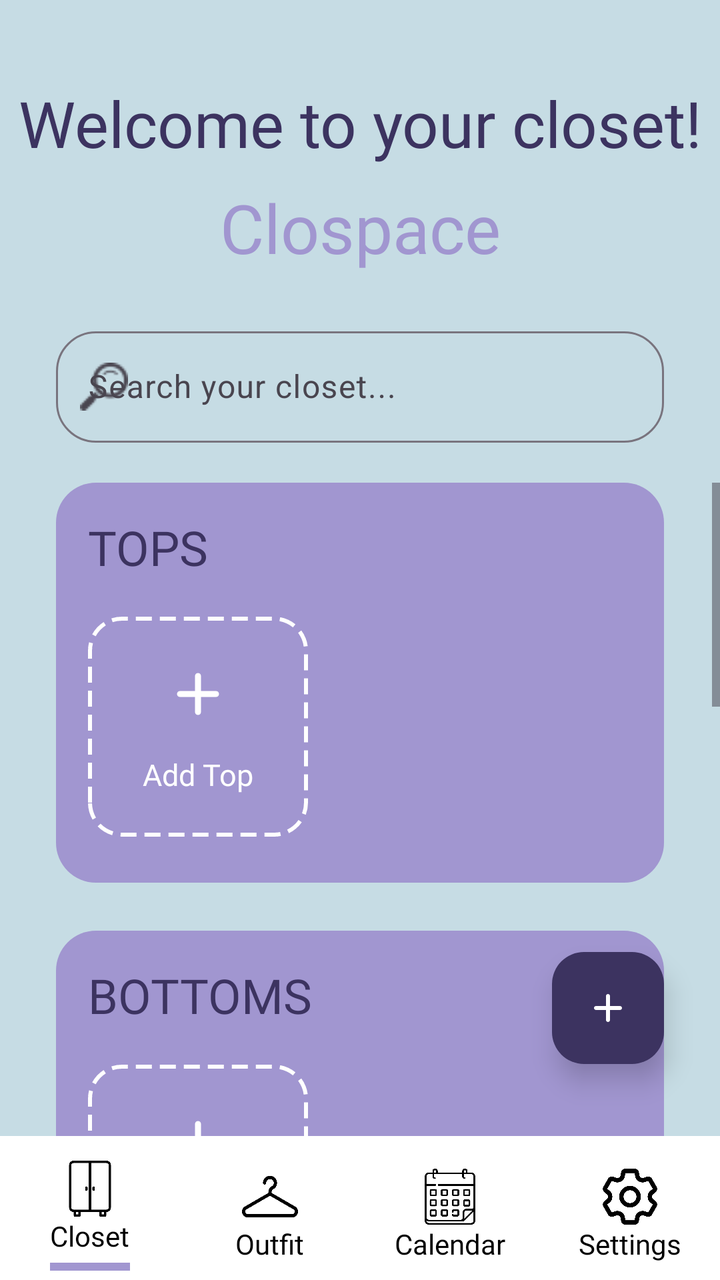
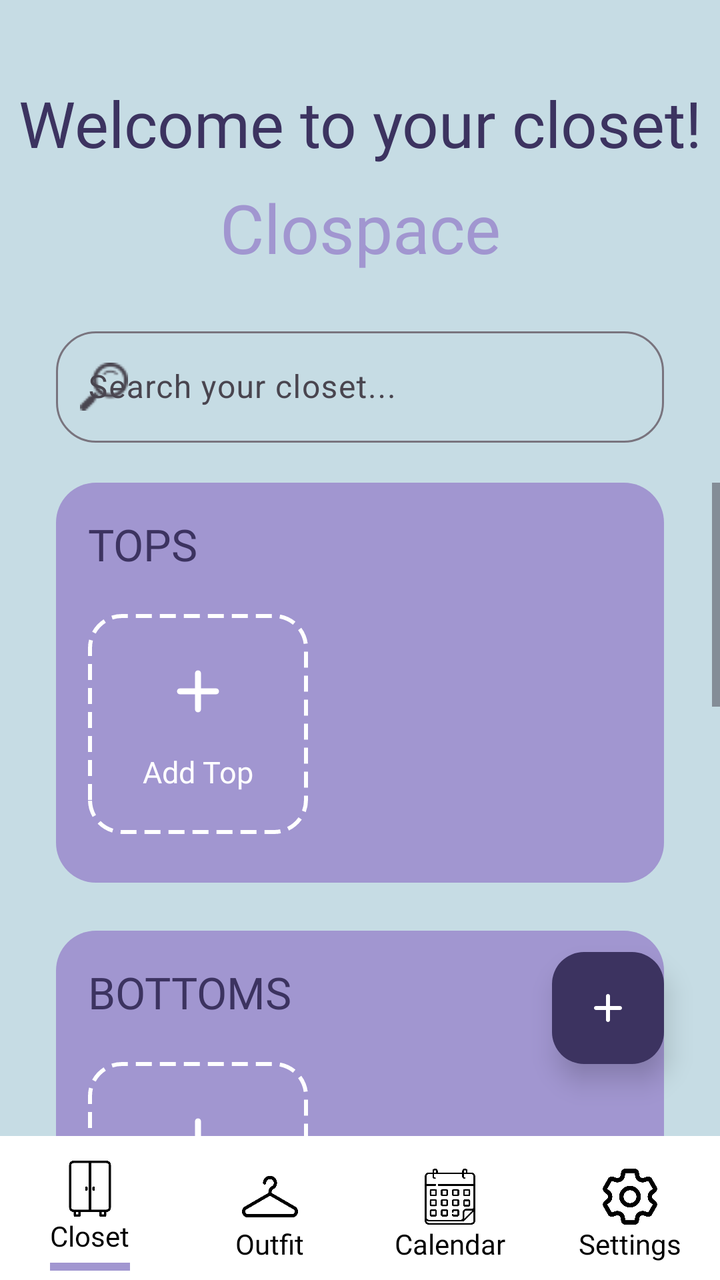

The first picture is an Android layout as it rendered before a commit; the second is the same layout after the commit. The layout source and the unified diff follow.
<!-- AndroidManifest.xml: application theme Theme.Clospace -->
<!-- res/layout/activity_main.xml -->
<?xml version="1.0" encoding="utf-8"?>
<androidx.constraintlayout.widget.ConstraintLayout
    xmlns:android="http://schemas.android.com/apk/res/android"
    xmlns:app="http://schemas.android.com/apk/res-auto"
    android:layout_width="match_parent"
    android:layout_height="match_parent"
    android:background="@color/light_blue">

    
    <TextView
        android:id="@+id/tvWelcome"
        style="@style/ClospaceTitle"
        android:layout_width="wrap_content"
        android:layout_height="wrap_content"
        android:layout_marginTop="40dp"
        android:text="Welcome to your closet!"
        android:textSize="32sp"
        app:layout_constraintEnd_toEndOf="parent"
        app:layout_constraintStart_toStartOf="parent"
        app:layout_constraintTop_toTopOf="parent" />

    <TextView
        android:id="@+id/tvSquiggle"
        style="@style/ClospaceSquiggle"
        android:layout_width="wrap_content"
        android:layout_height="wrap_content"
        android:text="@string/app_name"
        android:layout_marginTop="8dp"
        app:layout_constraintTop_toBottomOf="@id/tvWelcome"
        app:layout_constraintStart_toStartOf="parent"
        app:layout_constraintEnd_toEndOf="parent"/>

    <com.google.android.material.textfield.TextInputLayout
        android:id="@+id/searchLayout"
        android:layout_width="0dp"
        android:layout_height="wrap_content"
        android:layout_marginHorizontal="28dp"
        android:layout_marginTop="24dp"
        style="@style/Widget.Material3.TextInputLayout.OutlinedBox"

        app:layout_constraintTop_toBottomOf="@id/tvSquiggle"
        app:layout_constraintStart_toStartOf="parent"
        app:layout_constraintEnd_toEndOf="parent"

        app:startIconDrawable="@drawable/ic_search"
        app:boxCornerRadiusTopStart="20dp"
        app:boxCornerRadiusTopEnd="20dp"
        app:boxCornerRadiusBottomStart="20dp"
        app:boxCornerRadiusBottomEnd="20dp">

        <com.google.android.material.textfield.TextInputEditText
            android:id="@+id/etSearch"
            android:layout_width="match_parent"
            android:layout_height="wrap_content"
            android:hint="@string/search_closet"/>

    </com.google.android.material.textfield.TextInputLayout>

    
    <LinearLayout
        android:id="@+id/layoutBottomNav"
        android:layout_width="match_parent"
        android:layout_height="72dp"
        android:orientation="horizontal"
        android:background="@android:color/white"
        android:paddingTop="8dp"
        app:layout_constraintBottom_toBottomOf="parent"
        app:layout_constraintStart_toStartOf="parent"
        app:layout_constraintEnd_toEndOf="parent">

        
        <LinearLayout
            android:layout_width="0dp"
            android:layout_height="match_parent"
            android:layout_weight="1"
            android:orientation="vertical"
            android:gravity="center">
            <ImageView
                android:layout_width="28dp"
                android:layout_height="28dp"
                android:src="@drawable/ic_closet_outline" /> 
            <TextView
                android:layout_width="wrap_content"
                android:layout_height="wrap_content"
                android:text="Closet"
                android:textSize="14sp"
                android:textColor="@android:color/black"
                android:fontFamily="@font/rokkitt_regular"/>
            <View
                android:layout_width="40dp"
                android:layout_height="4dp"
                android:layout_marginTop="4dp"
                android:background="@color/lavender"/>
        </LinearLayout>

        
        <LinearLayout
            android:layout_width="0dp"
            android:layout_height="match_parent"
            android:layout_weight="1"
            android:orientation="vertical"
            android:gravity="center">
            <ImageView
                android:layout_width="28dp"
                android:layout_height="28dp"
                android:src="@drawable/ic_hanger" /> 
            <TextView
                android:layout_width="wrap_content"
                android:layout_height="wrap_content"
                android:text="Outfit"
                android:textSize="14sp"
                android:textColor="@android:color/black"
                android:fontFamily="@font/rokkitt_regular"/>
            
        </LinearLayout>

        
        <LinearLayout
            android:layout_width="0dp"
            android:layout_height="match_parent"
            android:layout_weight="1"
            android:orientation="vertical"
            android:gravity="center">
            <ImageView
                android:layout_width="28dp"
                android:layout_height="28dp"
                android:src="@drawable/ic_calendar" /> 
            <TextView
                android:layout_width="wrap_content"
                android:layout_height="wrap_content"
                android:text="Calendar"
                android:textSize="14sp"
                android:textColor="@android:color/black"
                android:fontFamily="@font/rokkitt_regular"/>
        </LinearLayout>

        
        <LinearLayout
            android:layout_width="0dp"
            android:layout_height="match_parent"
            android:layout_weight="1"
            android:orientation="vertical"
            android:gravity="center">
            <ImageView
                android:layout_width="28dp"
                android:layout_height="28dp"
                android:src="@drawable/ic_settings" /> 
            <TextView
                android:layout_width="wrap_content"
                android:layout_height="wrap_content"
                android:text="Settings"
                android:textSize="14sp"
                android:textColor="@android:color/black"
                android:fontFamily="@font/rokkitt_regular"/>
        </LinearLayout>
    </LinearLayout>

    
    
    
    <ScrollView
        android:layout_width="match_parent"
        android:layout_height="0dp"
        android:layout_marginTop="20dp"

        app:layout_constraintTop_toBottomOf="@id/searchLayout"
        app:layout_constraintBottom_toTopOf="@id/layoutBottomNav"
        app:layout_constraintStart_toStartOf="parent"
        app:layout_constraintEnd_toEndOf="parent">

        <LinearLayout
            android:layout_width="match_parent"
            android:layout_height="wrap_content"
            android:orientation="vertical"
            android:paddingHorizontal="28dp">

            

            <LinearLayout
                android:layout_width="match_parent"
                android:layout_height="200dp"
                android:layout_marginBottom="24dp"
                android:background="@drawable/category_card"
                android:orientation="vertical"
                android:padding="16dp">

                <TextView
                    style="@style/ClospaceLabel"
                    android:layout_width="wrap_content"
                    android:layout_height="wrap_content"
                    android:text="@string/tops"/>

                <HorizontalScrollView
                    android:layout_width="match_parent"
                    android:layout_height="match_parent"
                    android:layout_marginTop="12dp"
                    android:scrollbars="none">

                    <LinearLayout
                        android:layout_width="wrap_content"
                        android:layout_height="match_parent"
                        android:gravity="center_vertical"
                        android:orientation="horizontal">

                        <LinearLayout
                            style="@style/ClospacePlaceholderCard"
                            android:background="@drawable/garment_placeholder">

                            <ImageView
                                style="@style/ClospacePlaceholderIcon"
                                android:src="@drawable/ic_add"
                                android:contentDescription="@string/add_top" />

                            <TextView
                                style="@style/ClospacePlaceholderText"
                                android:layout_width="wrap_content"
                                android:layout_height="wrap_content"
                                android:text="@string/add_top"/>

                        </LinearLayout>

                    </LinearLayout>

                </HorizontalScrollView>

            </LinearLayout>

            

            <LinearLayout
                android:layout_width="match_parent"
                android:layout_height="200dp"
                android:layout_marginBottom="24dp"
                android:background="@drawable/category_card"
                android:orientation="vertical"
                android:padding="16dp">

                <TextView
                    style="@style/ClospaceLabel"
                    android:layout_width="wrap_content"
                    android:layout_height="wrap_content"
                    android:text="@string/bottoms"/>

                <HorizontalScrollView
                    android:layout_width="match_parent"
                    android:layout_height="match_parent"
                    android:layout_marginTop="12dp"
                    android:scrollbars="none">

                    <LinearLayout
                        android:layout_width="wrap_content"
                        android:layout_height="match_parent"
                        android:gravity="center_vertical"
                        android:orientation="horizontal">

                        <LinearLayout
                            style="@style/ClospacePlaceholderCard"
                            android:background="@drawable/garment_placeholder">

                            <ImageView
                                style="@style/ClospacePlaceholderIcon"
                                android:src="@drawable/ic_add"
                                android:contentDescription="@string/add_bottom" />

                            <TextView
                                style="@style/ClospacePlaceholderText"
                                android:layout_width="wrap_content"
                                android:layout_height="wrap_content"
                                android:text="@string/add_bottom"/>

                        </LinearLayout>

                    </LinearLayout>

                </HorizontalScrollView>

            </LinearLayout>

            

            <LinearLayout
                android:layout_width="match_parent"
                android:layout_height="200dp"
                android:layout_marginBottom="24dp"
                android:background="@drawable/category_card"
                android:orientation="vertical"
                android:padding="16dp">

                <TextView
                    style="@style/ClospaceLabel"
                    android:layout_width="wrap_content"
                    android:layout_height="wrap_content"
                    android:text="@string/footwear"/>

                <HorizontalScrollView
                    android:layout_width="match_parent"
                    android:layout_height="match_parent"
                    android:layout_marginTop="12dp"
                    android:scrollbars="none">

                    <LinearLayout
                        android:layout_width="wrap_content"
                        android:layout_height="match_parent"
                        android:gravity="center_vertical"
                        android:orientation="horizontal">

                        <LinearLayout
                            style="@style/ClospacePlaceholderCard"
                            android:background="@drawable/garment_placeholder">

                            <ImageView
                                style="@style/ClospacePlaceholderIcon"
                                android:src="@drawable/ic_add"
                                android:contentDescription="@string/add_footwear" />

                            <TextView
                                style="@style/ClospacePlaceholderText"
                                android:layout_width="wrap_content"
                                android:layout_height="wrap_content"
                                android:text="@string/add_footwear"/>

                        </LinearLayout>

                    </LinearLayout>

                </HorizontalScrollView>

            </LinearLayout>

            

            <LinearLayout
                android:layout_width="match_parent"
                android:layout_height="200dp"
                android:layout_marginBottom="80dp"
                android:background="@drawable/category_card"
                android:orientation="vertical"
                android:padding="16dp">

                <TextView
                    style="@style/ClospaceLabel"
                    android:layout_width="wrap_content"
                    android:layout_height="wrap_content"
                    android:text="@string/accessories"/>

                <HorizontalScrollView
                    android:layout_width="match_parent"
                    android:layout_height="match_parent"
                    android:layout_marginTop="12dp"
                    android:scrollbars="none">

                    <LinearLayout
                        android:layout_width="wrap_content"
                        android:layout_height="match_parent"
                        android:gravity="center_vertical"
                        android:orientation="horizontal">

                        <LinearLayout
                            style="@style/ClospacePlaceholderCard"
                            android:background="@drawable/garment_placeholder">

                            <ImageView
                                style="@style/ClospacePlaceholderIcon"
                                android:src="@drawable/ic_add"
                                android:contentDescription="@string/add_accessory" />

                            <TextView
                                style="@style/ClospacePlaceholderText"
                                android:layout_width="wrap_content"
                                android:layout_height="wrap_content"
                                android:text="@string/add_accessory"/>

                        </LinearLayout>

                    </LinearLayout>

                </HorizontalScrollView>

            </LinearLayout>

        </LinearLayout>

    </ScrollView>

    
    <com.google.android.material.floatingactionbutton.FloatingActionButton
        android:id="@+id/fabAdd"
        android:layout_width="56dp"
        android:layout_height="56dp"

        android:layout_marginEnd="28dp"
        android:layout_marginBottom="36dp"

        android:src="@drawable/ic_add"
        android:contentDescription="@string/add_item"

        app:backgroundTint="@color/violet"
        app:tint="@android:color/white"
        app:elevation="8dp"

        app:layout_constraintBottom_toTopOf="@id/layoutBottomNav"
        app:layout_constraintEnd_toEndOf="parent"/>

</androidx.constraintlayout.widget.ConstraintLayout>
<!-- resources referenced by this layout -->
<resources>
  <color name="lavender">#A196D0</color>
  <color name="light_blue">#C6DCE4</color>
  <color name="violet">#3C3360</color>
  <!-- drawable category_card (drawable) -->
  <?xml version="1.0" encoding="utf-8"?>
  <shape xmlns:android="http://schemas.android.com/apk/res/android">
  
      <solid android:color="@color/lavender"/>
  
      <corners
          android:radius="20dp"/>
  
  </shape>
  <!-- drawable garment_placeholder (drawable) -->
  <?xml version="1.0" encoding="utf-8"?>
  <shape xmlns:android="http://schemas.android.com/apk/res/android">
  
      <solid android:color="@android:color/transparent"/>
  
      <stroke
          android:width="2dp"
          android:color="@color/white"
          android:dashWidth="8dp"
          android:dashGap="4dp"/>
  
      <corners android:radius="16dp"/>
  
  </shape>
  <!-- drawable ic_add (drawable) -->
  <vector xmlns:android="http://schemas.android.com/apk/res/android" android:height="36dp" android:tint="#3C3360" android:viewportHeight="24" android:viewportWidth="24" android:width="36dp">
        
      <path android:fillColor="@android:color/white" android:pathData="M18,13h-5v5c0,0.55 -0.45,1 -1,1s-1,-0.45 -1,-1v-5H6c-0.55,0 -1,-0.45 -1,-1s0.45,-1 1,-1h5V6c0,-0.55 0.45,-1 1,-1s1,0.45 1,1v5h5c0.55,0 1,0.45 1,1s-0.45,1 -1,1z"/>
      
  </vector>
  <!-- drawable ic_calendar: png bitmap (drawable, 13522 bytes) -->
  <!-- drawable ic_closet_outline: png bitmap (drawable, 5542 bytes) -->
  <!-- drawable ic_hanger: png bitmap (drawable, 9307 bytes) -->
  <!-- drawable ic_search: png bitmap (drawable, 590 bytes) -->
  <!-- drawable ic_settings: png bitmap (drawable, 19182 bytes) -->
  <string name="accessories">ACCESSORIES</string>
  <string name="add_accessory">Add Accessory</string>
  <string name="add_bottom">Add Bottom</string>
  <string name="add_footwear">Add Shoes</string>
  <string name="add_item">Add garment</string>
  <string name="add_top">Add Top</string>
  <string name="app_name">Clospace</string>
  <string name="bottoms">BOTTOMS</string>
  <string name="footwear">FOOTWEAR</string>
  <string name="search_closet">Search your closet...</string>
  <string name="tops">TOPS</string>
  <style name="ClospaceLabel">
          <item name="android:fontFamily">@font/rokkitt_regular</item>
          <item name="android:textSize">24sp</item>
          <item name="android:textColor">@color/violet</item>
      </style>
  <style name="ClospacePlaceholderCard">
          <item name="android:layout_width">110dp</item>
          <item name="android:layout_height">110dp</item>
          <item name="android:layout_marginEnd">16dp</item>
          <item name="android:background">@drawable/garment_placeholder</item>
          <item name="android:orientation">vertical</item>
          <item name="android:gravity">center</item>
      </style>
  <style name="ClospacePlaceholderIcon">
          <item name="android:layout_width">36dp</item>
          <item name="android:layout_height">36dp</item>
          <item name="android:tint">@android:color/white</item>
      </style>
  <style name="ClospacePlaceholderText">
          <item name="android:textColor">@android:color/white</item>
          <item name="android:textSize">15sp</item>
          <item name="android:fontFamily">@font/rokkitt_medium</item>
          <item name="android:layout_marginTop">12dp</item>
      </style>
  <style name="ClospaceSquiggle">
          <item name="android:fontFamily">@font/redactedscript_regular</item>
          <item name="android:textSize">34sp</item>
          <item name="android:textColor">@color/lavender</item>
      </style>
  <style name="ClospaceTitle">
          <item name="android:fontFamily">@font/rokkitt_bold</item>
          <item name="android:textSize">42sp</item>
          <item name="android:textColor">@color/violet</item>
      </style>
  <style name="Theme.Clospace" parent="Base.Theme.Clospace" />
  <color name="white">#FFFFFFFF</color>
  <style name="Base.Theme.Clospace" parent="Theme.Material3.DayNight.NoActionBar">
          
          
      </style>
</resources>

<!-- the commit's change to res/layout/activity_main.xml (unified diff, before → after) -->
@@ -70,6 +70,7 @@
 
         
         <LinearLayout
+            android:id="@+id/navCloset"
             android:layout_width="0dp"
             android:layout_height="match_parent"
             android:layout_weight="1"
@@ -95,6 +96,7 @@
 
         
         <LinearLayout
+            android:id="@+id/navOutfit"
             android:layout_width="0dp"
             android:layout_height="match_parent"
             android:layout_weight="1"
@@ -116,6 +118,7 @@
 
         
         <LinearLayout
+            android:id="@+id/navCalendar"
             android:layout_width="0dp"
             android:layout_height="match_parent"
             android:layout_weight="1"
@@ -136,6 +139,7 @@
 
         
         <LinearLayout
+            android:id="@+id/navSettings"
             android:layout_width="0dp"
             android:layout_height="match_parent"
             android:layout_weight="1"
<!-- resource entries referenced after the edit -->
@@ -52,7 +52,7 @@
   <string name="tops">TOPS</string>
   <style name="ClospaceLabel">
           <item name="android:fontFamily">@font/rokkitt_regular</item>
-          <item name="android:textSize">24sp</item>
+          <item name="android:textSize">22sp</item>
           <item name="android:textColor">@color/violet</item>
       </style>
   <style name="ClospacePlaceholderCard">
